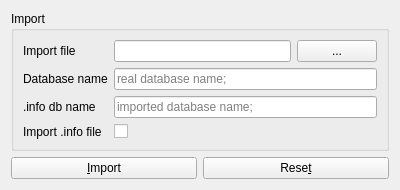
wnt-zhp/zarlock-cpp, file src/ui/DBImportWidget.ui: the form before one commit.
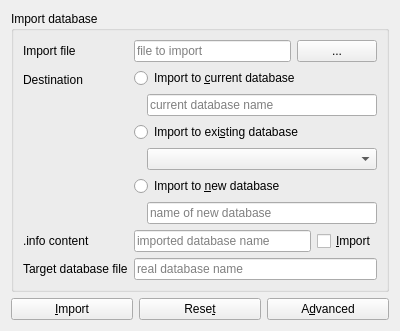
The form after the commit.

Commit message: Improvements in the import/export dialog

Diff of the .ui file:
```diff
--- a/src/ui/DBImportWidget.ui
+++ b/src/ui/DBImportWidget.ui
@@ -7,7 +7,7 @@
     <x>0</x>
     <y>0</y>
     <width>400</width>
-    <height>179</height>
+    <height>314</height>
    </rect>
   </property>
   <property name="windowTitle">
@@ -17,7 +17,7 @@
    <item>
     <widget class="QGroupBox" name="imp_groupBox">
      <property name="title">
-      <string>Import</string>
+      <string>Import database</string>
      </property>
      <layout class="QFormLayout" name="formLayout_2">
       <property name="fieldGrowthPolicy">
@@ -33,7 +33,14 @@
       <item row="0" column="1">
        <layout class="QHBoxLayout" name="imp_horizontalLayout_file">
         <item>
-         <widget class="QLineEdit" name="imp_line_file"/>
+         <widget class="QLineEdit" name="line_file">
+          <property name="toolTip">
+           <string>Path to file to import.</string>
+          </property>
+          <property name="placeholderText">
+           <string>file to import</string>
+          </property>
+         </widget>
         </item>
         <item>
          <widget class="QPushButton" name="imp_push_file">
@@ -47,48 +54,138 @@
       <item row="1" column="0">
        <widget class="QLabel" name="imp_label_dbname">
         <property name="text">
-         <string>Database name</string>
+         <string>Destination</string>
         </property>
        </widget>
       </item>
       <item row="2" column="0">
        <widget class="QLabel" name="imp_label_infoname">
         <property name="text">
-         <string>.info db name</string>
-        </property>
-       </widget>
-      </item>
-      <item row="1" column="1">
-       <widget class="QLineEdit" name="imp_line_dbname">
-        <property name="readOnly">
-         <bool>true</bool>
-        </property>
-        <property name="placeholderText">
-         <string>real database name; </string>
+         <string>.info content</string>
         </property>
        </widget>
       </item>
       <item row="2" column="1">
-       <widget class="QLineEdit" name="imp_line_infoname">
-        <property name="readOnly">
-         <bool>true</bool>
-        </property>
-        <property name="placeholderText">
-         <string>imported database name; </string>
-        </property>
-       </widget>
+       <layout class="QHBoxLayout" name="horizontalLayout">
+        <item>
+         <widget class="QLineEdit" name="line_infoname">
+          <property name="toolTip">
+           <string>This field contains new display name for target database.</string>
+          </property>
+          <property name="readOnly">
+           <bool>true</bool>
+          </property>
+          <property name="placeholderText">
+           <string>imported database name</string>
+          </property>
+         </widget>
+        </item>
+        <item>
+         <widget class="QCheckBox" name="chb_info">
+          <property name="toolTip">
+           <string>If you don't want import new display name to your target database, uncheck this field.</string>
+          </property>
+          <property name="text">
+           <string>&amp;Import</string>
+          </property>
+         </widget>
+        </item>
+       </layout>
+      </item>
+      <item row="1" column="1">
+       <layout class="QGridLayout" name="gridLayout">
+        <item row="3" column="1">
+         <widget class="QComboBox" name="cb_dbname">
+          <property name="sizePolicy">
+           <sizepolicy hsizetype="Expanding" vsizetype="Fixed">
+            <horstretch>0</horstretch>
+            <verstretch>0</verstretch>
+           </sizepolicy>
+          </property>
+          <property name="toolTip">
+           <string>List of existing databases.</string>
+          </property>
+         </widget>
+        </item>
+        <item row="1" column="1">
+         <widget class="QLineEdit" name="line_current">
+          <property name="toolTip">
+           <string>Current database name. Read-only field.</string>
+          </property>
+          <property name="readOnly">
+           <bool>true</bool>
+          </property>
+          <property name="placeholderText">
+           <string>current database name</string>
+          </property>
+         </widget>
+        </item>
+        <item row="5" column="1">
+         <widget class="QLineEdit" name="line_new">
+          <property name="toolTip">
+           <string>This field contains name of new database to write.</string>
+          </property>
+          <property name="placeholderText">
+           <string>name of new database</string>
+          </property>
+         </widget>
+        </item>
+        <item row="0" column="0" colspan="2">
+         <widget class="QRadioButton" name="rb_current">
+          <property name="toolTip">
+           <string>Use current database as a target.</string>
+          </property>
+          <property name="text">
+           <string>Import to &amp;current database</string>
+          </property>
+         </widget>
+        </item>
+        <item row="2" column="0" colspan="2">
+         <widget class="QRadioButton" name="rb_existing">
+          <property name="toolTip">
+           <string>Use one of existing databases.</string>
+          </property>
+          <property name="text">
+           <string>Import to exi&amp;sting database</string>
+          </property>
+         </widget>
+        </item>
+        <item row="4" column="0" colspan="2">
+         <widget class="QRadioButton" name="rb_new">
+          <property name="toolTip">
+           <string>Create new database. If warning icon is displayed then target database exists already. You may overwrite it.</string>
+          </property>
+          <property name="text">
+           <string>Import to &amp;new database</string>
+          </property>
+         </widget>
+        </item>
+        <item row="1" column="0">
+         <widget class="QLabel" name="label_hidden">
+          <property name="text">
+           <string/>
+          </property>
+         </widget>
+        </item>
+       </layout>
       </item>
       <item row="3" column="0">
        <widget class="QLabel" name="imp_label_info">
         <property name="text">
-         <string>Import .info file</string>
+         <string>Target database file</string>
         </property>
        </widget>
       </item>
       <item row="3" column="1">
-       <widget class="QCheckBox" name="imp_chb_info">
-        <property name="text">
-         <string/>
+       <widget class="QLineEdit" name="line_dbname">
+        <property name="toolTip">
+         <string>This field shows path to target file where imported data are stored.</string>
+        </property>
+        <property name="readOnly">
+         <bool>true</bool>
+        </property>
+        <property name="placeholderText">
+         <string>real database name</string>
         </property>
        </widget>
       </item>
@@ -124,6 +221,19 @@
        </property>
       </widget>
      </item>
+     <item>
+      <widget class="QPushButton" name="push_advanced">
+       <property name="toolTip">
+        <string>Show advanced options.</string>
+       </property>
+       <property name="text">
+        <string>A&amp;dvanced</string>
+       </property>
+       <property name="checkable">
+        <bool>true</bool>
+       </property>
+      </widget>
+     </item>
     </layout>
    </item>
   </layout>
```
Left out of the diff: 32 changed lines with no effect on the pictures. The commit also changes 14 other files.
